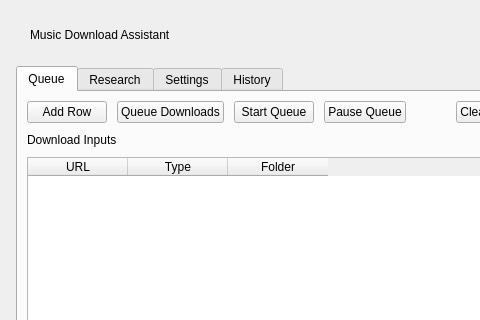
pramodelangovan/music_pipeline, file apps/desktop/resources/desktop.ui: the form before one commit; both pictures show x 0 to 480 and y 0 to 320 of the 609 by 620 pixel window.
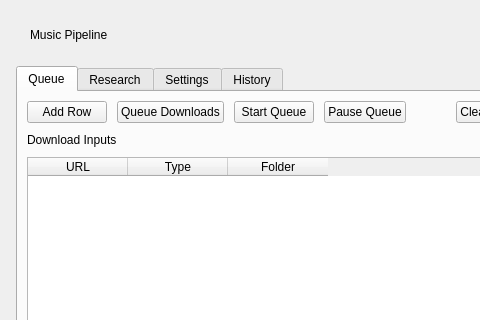
The form after the commit.

```diff
--- a/apps/desktop/resources/desktop.ui
+++ b/apps/desktop/resources/desktop.ui
@@ -17,7 +17,7 @@
       <property name="bottomMargin"><number>12</number></property>
       <item>
        <layout class="QVBoxLayout" name="titleLayout">
-        <item><widget class="QLabel" name="HeaderTitle"><property name="text"><string>Music Download Assistant</string></property></widget></item>
+        <item><widget class="QLabel" name="HeaderTitle"><property name="text"><string>Music Pipeline</string></property></widget></item>
        </layout>
       </item>
       <item>
```
